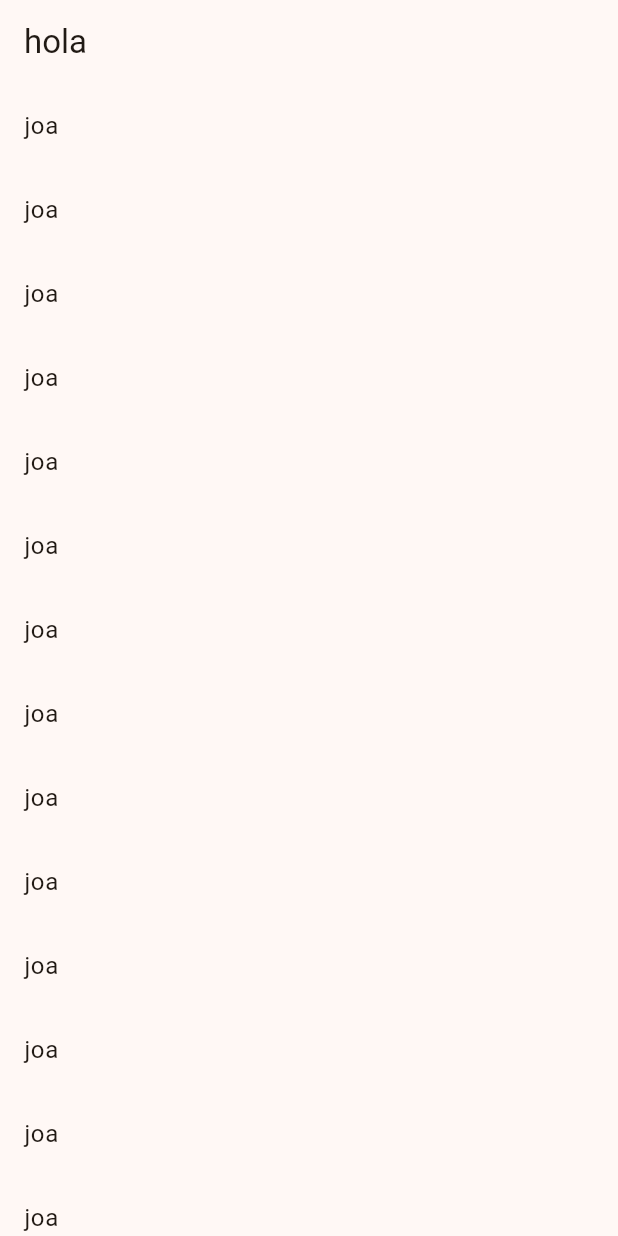
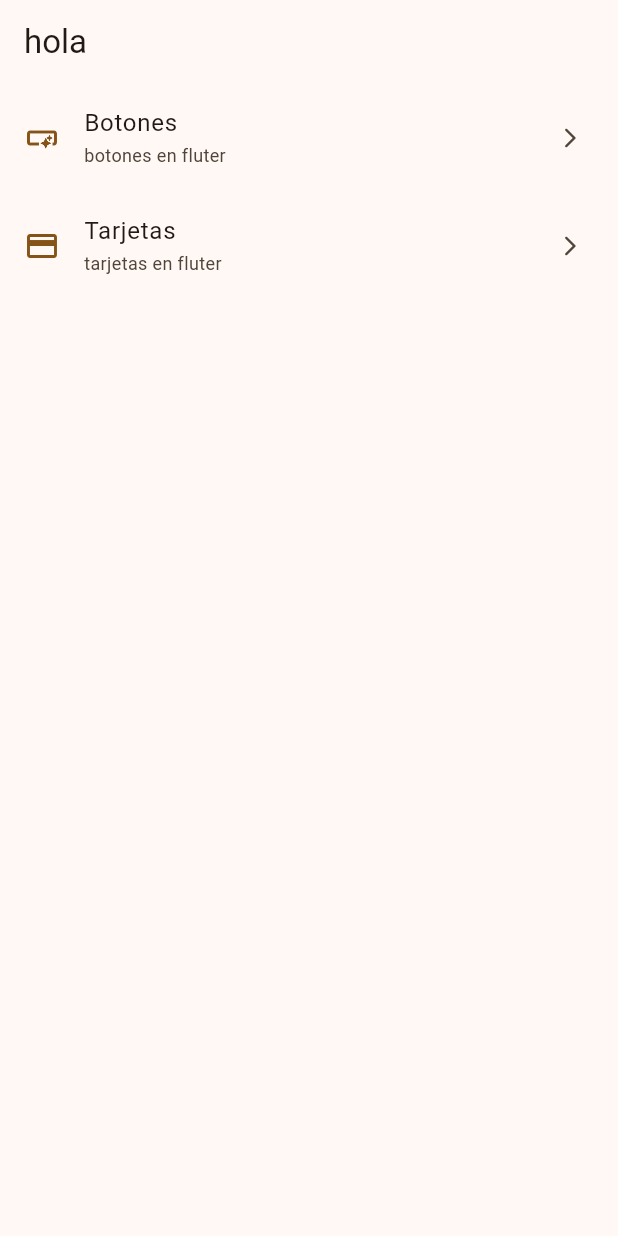
Before and after one commit to mariots182/flutter_widgets, a Flutter app: the screen it shows after launch, on a phone screen of 412 x 824 dp. Run offline on Flutter 3.47's test engine with Material 2 defaults, Android fonts, the phone set to English and light mode, and no system bars; our stand-ins replace go_router.

Commit message:
Rutas agregadas

```diff
--- a/lib/config/menu/menu_items.dart
+++ b/lib/config/menu/menu_items.dart
@@ -19,11 +19,11 @@ const appMenuItem = <MenuItem>[
   MenuItem(
       title: "Botones",
       subtitle: "botones en fluter",
-      link: "url/",
+      link: "/buttons",
       icon: Icons.smart_button_outlined),
   MenuItem(
       title: "Tarjetas",
       subtitle: "tarjetas en fluter",
-      link: "url/",
+      link: "/cards",
       icon: Icons.credit_card),
 ];
--- /dev/null
+++ b/lib/config/router/app_router.dart
@@ -0,0 +1,9 @@
+import "package:go_router/go_router.dart";
+import "package:widgets_app/presentation/screens/screens.dart";
+
+final appRouter = GoRouter(
+  initialLocation: '/', routes: [
+  GoRoute(path: '/', name: HomeScreen.name, builder: (context, state) => const HomeScreen()),
+  GoRoute(path: '/buttons', name: ButtonsScreen.name, builder: (context, state) => const ButtonsScreen()),
+  GoRoute(path: '/cards',  name:CardsScreen.name, builder: (context, state) => const CardsScreen()),
+]);
--- a/lib/main.dart
+++ b/lib/main.dart
@@ -1,4 +1,5 @@
 import 'package:flutter/material.dart';
+import 'package:widgets_app/config/router/app_router.dart';
 import 'package:widgets_app/config/theme/app_theme.dart';
 import 'package:widgets_app/presentation/screens/home/home_screen.dart';
 
@@ -11,15 +12,11 @@ class MainApp extends StatelessWidget {
 
   @override
   Widget build(BuildContext context) {
-    return  MaterialApp(
+    return  MaterialApp.router(
+      routerConfig: appRouter,
       debugShowCheckedModeBanner: false,
       theme: AppTheme(selectedColor:4).getTheme(),
-      home: const Scaffold(
 
-        body: Center(
-          child: HomeScreen()
-        ),
-      ),
     );
   }
 }
--- a/lib/presentation/screens/home/home_screen.dart
+++ b/lib/presentation/screens/home/home_screen.dart
@@ -1,7 +1,13 @@
 import 'package:flutter/material.dart';
+import 'package:go_router/go_router.dart';
 import 'package:widgets_app/config/menu/menu_items.dart';
 
 class HomeScreen extends StatelessWidget {
+
+  static const String name = "home_screen";
+
+  static const routeName = '/';
+
   const HomeScreen({super.key});
 
   @override
@@ -10,7 +16,7 @@ class HomeScreen extends StatelessWidget {
         appBar: AppBar(
           title: const Text("hola"),
         ),
-        body:const _HomeView());
+        body: const _HomeView());
   }
 }
 
@@ -22,9 +28,44 @@ class _HomeView extends StatelessWidget {
     appMenuItem;
 
     return ListView.builder(
+      itemCount: appMenuItem.length,
       itemBuilder: (e, i) {
-        return ListTile(title: Text("joa"));
+        final menuItem = appMenuItem[i];
+        return _CustomListTile(menuItem: menuItem);
       },
     );
   }
 }
+
+class _CustomListTile extends StatelessWidget {
+  const _CustomListTile({
+    required this.menuItem,
+  });
+
+  final MenuItem menuItem;
+
+  @override
+  Widget build(BuildContext context) {
+    final colors = Theme.of(context).colorScheme;
+
+    return ListTile(
+      title: Text(menuItem.title),
+      subtitle: Text(
+        menuItem.subtitle,
+        style: const TextStyle(fontSize: 12),
+      ),
+      leading: Icon(
+        menuItem.icon,
+        color: colors.primary,
+      ),
+      trailing: const Icon(
+        Icons.arrow_forward_ios_rounded,
+        size: 16,
+      ),
+      onTap: () {
+        context.push(menuItem.link);
+        // context.pushNamed()
+      },
+    );
+  }
+}
--- /dev/null
+++ b/lib/presentation/screens/screens.dart
@@ -0,0 +1,3 @@
+export 'package:widgets_app/presentation/screens/buttons/buttons_screen.dart';
+export 'package:widgets_app/presentation/screens/cards/cards_screen.dart';
+export 'package:widgets_app/presentation/screens/home/home_screen.dart';
```
Also changed, not shown: lib/presentation/screens/buttons/buttons_screen.dart (added, +16 -0 lines), lib/presentation/screens/cards/cards_screen.dart (added, +16 -0 lines).
